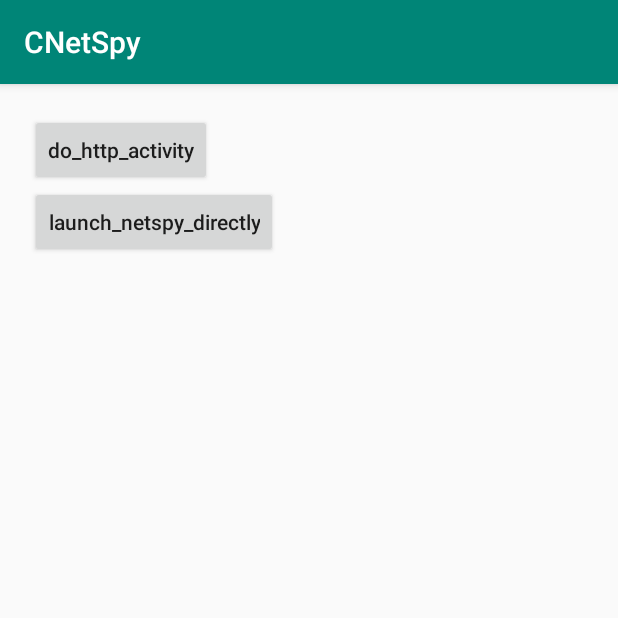
After one commit to zhxhcoder/CNetSpy, an Android app: the MainNetSpyActivity screen opened directly, with no data from a screen before it, on a phone screen of 412 x 824 dp, the top half of it. The commit adds this screen. Run offline under Robolectric (Android 15) with nearby library versions, the phone set to English and light mode, and no system bars.

Commit message:
netspylib开发-SpyApiService

```diff
--- a/app/src/main/AndroidManifest.xml
+++ b/app/src/main/AndroidManifest.xml
@@ -1,6 +1,8 @@
 <?xml version="1.0" encoding="utf-8"?>
 <manifest xmlns:android="http://schemas.android.com/apk/res/android"
     package="com.creditease.netspy.demo">
+
+    <uses-permission android:name="android.permission.INTERNET" />
 
     <application
         android:allowBackup="true"
@@ -16,6 +18,8 @@
                 <category android:name="android.intent.category.LAUNCHER" />
             </intent-filter>
         </activity>
+        <activity android:name=".netspy.MainNetSpyActivity" />
+
     </application>
 
 </manifest>
--- a/app/src/main/res/layout/activity_main.xml
+++ b/app/src/main/res/layout/activity_main.xml
@@ -6,10 +6,11 @@
     android:layout_height="match_parent"
     tools:context=".MainActivity">
 
-    <TextView
+    <Button
+        android:id="@+id/spyButton"
         android:layout_width="wrap_content"
         android:layout_height="wrap_content"
-        android:text="Hello World!"
+        android:text="网络接口监听"
         app:layout_constraintBottom_toBottomOf="parent"
         app:layout_constraintLeft_toLeftOf="parent"
         app:layout_constraintRight_toRightOf="parent"
--- /dev/null
+++ b/app/src/main/res/layout/activity_main_netspy.xml
@@ -0,0 +1,30 @@
+<?xml version="1.0" encoding="utf-8"?>
+<RelativeLayout xmlns:android="http://schemas.android.com/apk/res/android"
+    xmlns:tools="http://schemas.android.com/tools"
+    android:id="@+id/activity_main"
+    android:layout_width="match_parent"
+    android:layout_height="match_parent"
+    android:paddingLeft="20dp"
+    android:paddingTop="20dp"
+    android:paddingRight="20dp"
+    android:paddingBottom="20dp">
+
+    <Button
+        android:id="@+id/do_http"
+        android:layout_width="wrap_content"
+        android:layout_height="wrap_content"
+        android:layout_alignParentStart="true"
+        android:layout_alignParentLeft="true"
+        android:text="do_http_activity"
+        android:textAllCaps="false" />
+
+    <Button
+        android:id="@+id/launch_netspy_directly"
+        android:layout_width="wrap_content"
+        android:layout_height="wrap_content"
+        android:layout_below="@+id/do_http"
+        android:layout_alignParentStart="true"
+        android:layout_alignParentLeft="true"
+        android:text="launch_netspy_directly"
+        android:textAllCaps="false" />
+</RelativeLayout>
--- a/netspylib/src/main/java/com/creditease/netspy/NetSpyInterceptor.java
+++ b/netspylib/src/main/java/com/creditease/netspy/NetSpyInterceptor.java
@@ -32,6 +32,7 @@ import okio.GzipSource;
 import okio.Okio;
 
 /**
+ * Created by zhxh on 2019/06/19
  * okhttp拦截器
  * An OkHttp Interceptor which persists and displays HTTP activity in your application for later inspection.
  */
@@ -263,8 +264,8 @@ public final class NetSpyInterceptor implements Interceptor {
     private boolean bodyHasUnsupportedEncoding(Headers headers) {
         String contentEncoding = headers.get("Content-Encoding");
         return contentEncoding != null &&
-                !contentEncoding.equalsIgnoreCase("identity") &&
-                !contentEncoding.equalsIgnoreCase("gzip");
+            !contentEncoding.equalsIgnoreCase("identity") &&
+            !contentEncoding.equalsIgnoreCase("gzip");
     }
 
     private boolean bodyGzipped(Headers headers) {
```
Also changed, not shown: app/build.gradle (+14 -3 lines), app/src/main/java/com/creditease/netspy/demo/MainActivity.java (+8 -0 lines), app/src/main/java/com/creditease/netspy/demo/netspy/MainNetSpyActivity.java (added, +74 -0 lines), app/src/main/java/com/creditease/netspy/demo/netspy/SpyApiService.java (added, +52 -0 lines).
